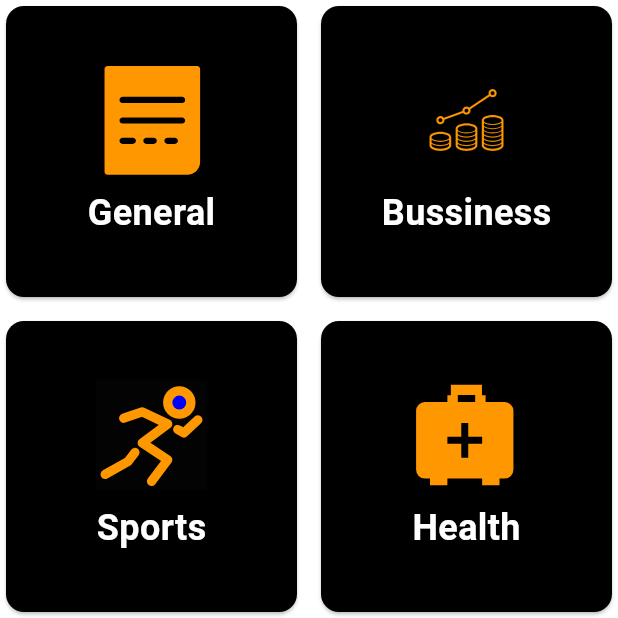
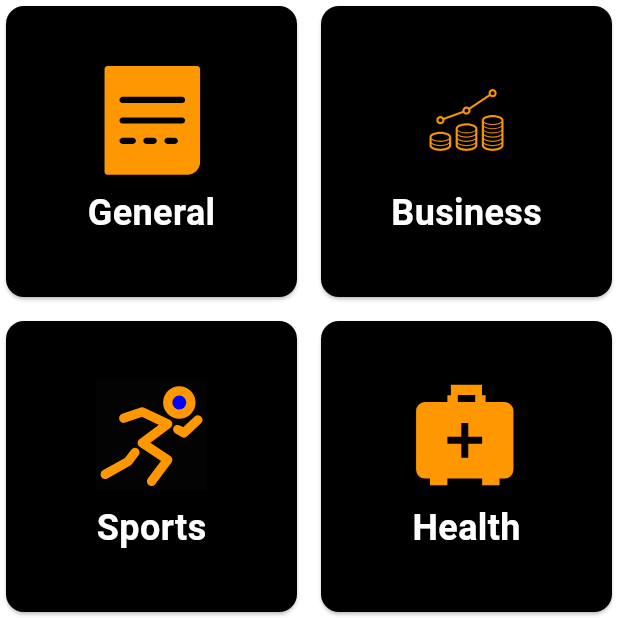
Before and after one commit to FakhrElddin/Daily_Digest_App, a Flutter app: the CategoriesView screen opened directly, on a phone screen of 412 x 824 dp, the top half of it. Run offline on Flutter 3.47's test engine with Material 3 defaults, Android fonts, the phone set to English and light mode, and no system bars; our stand-ins replace bloc, cached_network_image, carousel_slider, dartz, dio, dots_indicator and 8 more; accounts and stored records are empty; network calls fail.

Commit message:
fix business category name

```diff
--- a/lib/features/categories/presentation/views/widgets/categories_view_body.dart
+++ b/lib/features/categories/presentation/views/widgets/categories_view_body.dart
@@ -14,7 +14,7 @@ class CategoriesViewBody extends StatelessWidget {
     ),
     CategoryModel(
       icon: Assets.bussinessCategory,
-      name: 'Bussiness',
+      name: 'Business',
     ),
     CategoryModel(
       icon: Assets.sprotsCategory,
```
